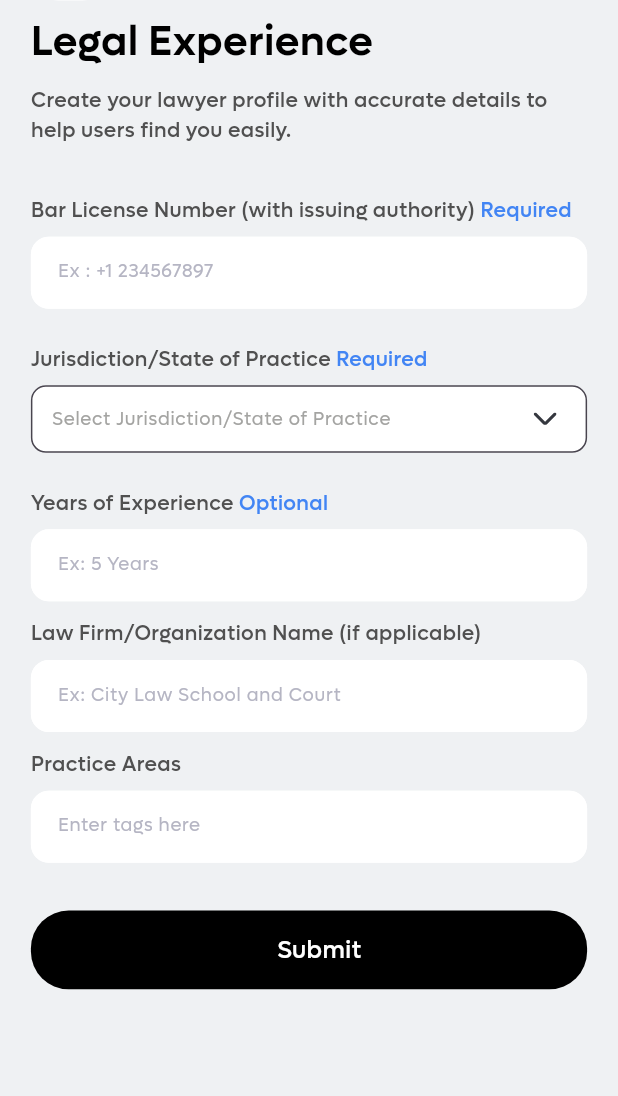
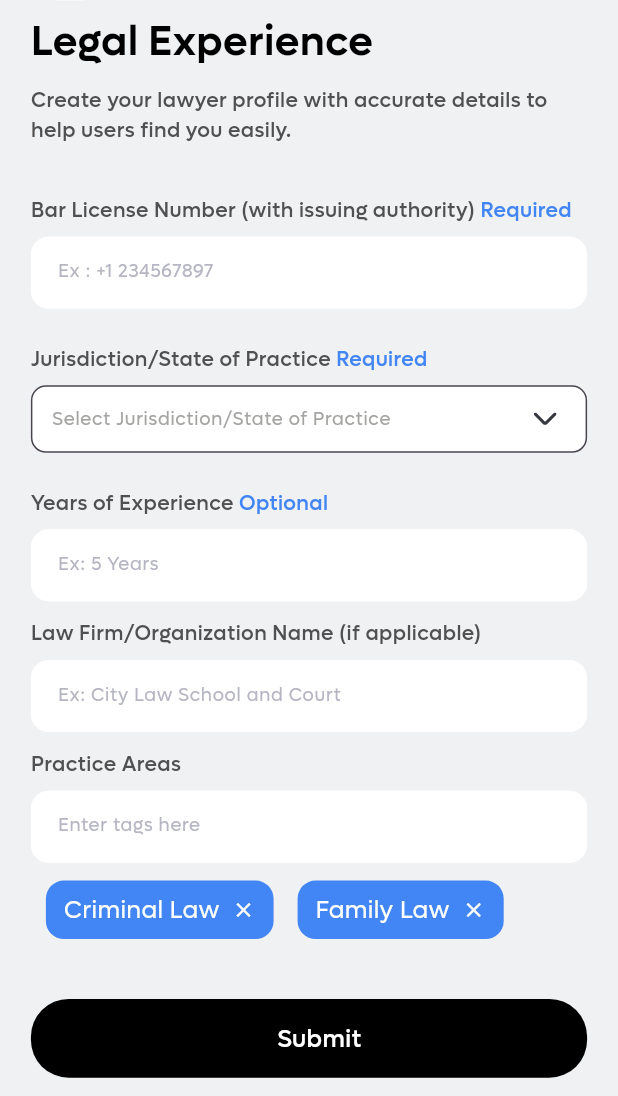
Before and after one commit to ibrahimsm83/casekarao, a Flutter app: the LegalExperienceScreen screen opened by its route, on a phone screen of 412 x 824 dp, the part 140-1236 px from its top. Run offline on Flutter 3.47's test engine with Material 3 defaults, Android fonts, the phone set to English and light mode, and no system bars; our stand-ins replace another_flushbar, flutter_rating, flutter_screenutil, flutter_svg, get, pin_code_fields and 1 more.

Commit message:
Legal Experience issues fixed

```diff
--- a/lib/presentation/legal_experience_screen/legal_experience_screen.dart
+++ b/lib/presentation/legal_experience_screen/legal_experience_screen.dart
@@ -24,6 +24,9 @@ class _LegalExperienceScreenState extends State<LegalExperienceScreen> {
   final _yearsOfExpController = TextEditingController();
   final _organizationController = TextEditingController();
   String? selectedType;
+
+  // List to store practice areas with default values
+  List<String> practiceAreas = ["Criminal Law", "Family Law"];
   @override
   Widget build(BuildContext context) {
     return Scaffold(
@@ -33,7 +36,7 @@ class _LegalExperienceScreenState extends State<LegalExperienceScreen> {
           key: _formKey,
           child: Padding(
             padding: EdgeInsets.symmetric(
-              horizontal: AppSize.sizeWidth(context!) * 0.05,
+              horizontal: AppSize.sizeWidth(context) * 0.05,
             ),
             child: Column(
               crossAxisAlignment: CrossAxisAlignment.start,
@@ -72,7 +75,10 @@ class _LegalExperienceScreenState extends State<LegalExperienceScreen> {
                   ),
                 ),
                 SizedBox(height: AppSize.s8.h),
-                heading(AppStrings.barLicenseNumberWithIssuingAuthority,AppStrings.required),
+                heading(
+                  AppStrings.barLicenseNumberWithIssuingAuthority,
+                  AppStrings.required,
+                ),
                 CustomTextFormField(
                   hintText: AppStrings.phoneNumberHintText,
                   controller: _barLicenseNumberController,
@@ -86,9 +92,12 @@ class _LegalExperienceScreenState extends State<LegalExperienceScreen> {
                     return null;
                   },
                 ),
-                heading(AppStrings.jurisdictionStateOfPractice,AppStrings.required),
+                heading(
+                  AppStrings.jurisdictionStateOfPractice,
+                  AppStrings.required,
+                ),
                 jurisdiction(),
-                heading(AppStrings.yearsOfExperience,AppStrings.optional),
+                heading(AppStrings.yearsOfExperience, AppStrings.optional),
                 CustomTextFormField(
                   hintText: AppStrings.ex5Years,
                   controller: _yearsOfExpController,
@@ -150,24 +159,44 @@ class _LegalExperienceScreenState extends State<LegalExperienceScreen> {
                   fillColor: ColorManager.kWhiteColor,
                   focusNode: node4,
                   horizontalMergin: 0.0,
-                  validator: (String? val) {
-                    if (val == null || val.isEmpty) {
-                      return "Enter Practise Area";
+                  onSubmitted: (value) {
+                    final text = value.trim();
+                    if (text.isNotEmpty && !practiceAreas.contains(text)) {
+                      setState(() {
+                        practiceAreas.add(text);
+                        _organizationController.clear();
+                      });
                     }
-                    return null;
                   },
                 ),
 
+                SizedBox(height: 10.h),
+
+                // Display practice area chips
+                Padding(
+                  padding: const EdgeInsets.symmetric(horizontal: 10.0),
+                  child: Wrap(
+                    spacing: 8.0,
+                    runSpacing: 8.0,
+                    children:
+                        practiceAreas.map((area) => buildChip(area)).toList(),
+                  ),
+                ),
+
                 SizedBox(height: AppSize.s20.h),
-                button(text: AppStrings.submit, onTap: () {
+                button(
+                  text: AppStrings.submit,
+                  onTap: () {
+                    bool isValid = _formKey.currentState!.validate();
 
-                  if (!_formKey.currentState!.validate()) {
+                    if (isValid) {
                       Navigator.pushNamed(
                         context,
                         CustomRouteNames.kEducationAndCertificationScreenRoute,
                       );
                     }
-                }),
+                  },
+                ),
 
                 SizedBox(height: 5.h),
               ],
@@ -199,13 +228,10 @@ class _LegalExperienceScreenState extends State<LegalExperienceScreen> {
       onTap: onTap,
     );
   }
-Widget heading(String text1,String text2){
-    return
-      Padding(
-        padding: EdgeInsets.only(
-          top: AppSize.s20.h,
-          bottom: AppSize.s6.h,
-        ),
+
+  Widget heading(String text1, String text2) {
+    return Padding(
+      padding: EdgeInsets.only(top: AppSize.s20.h, bottom: AppSize.s6.h),
       child: Row(
         children: [
           Text(
@@ -226,6 +252,7 @@ Widget heading(String text1,String text2){
       ),
     );
   }
+
   Widget jurisdiction() {
     return Padding(
       padding: const EdgeInsets.symmetric(horizontal: 0.0),
@@ -245,9 +272,7 @@ Widget heading(String text1,String text2){
             contentPadding: EdgeInsets.only(left: 10.0),
             border: OutlineInputBorder(
               borderRadius: BorderRadius.circular(10.0),
-              borderSide: BorderSide(
-                color: ColorManager.secondary,
-              ),
+              borderSide: BorderSide(color: ColorManager.secondary),
             ),
             labelText: AppStrings.selectJurisdiction,
             labelStyle: getRegularStyle(color: ColorManager.kHintTextColor),
@@ -257,14 +282,57 @@ Widget heading(String text1,String text2){
               selectedType = newValue;
             });
           },
-          items: [AppStrings.jurisdictionStateOfPractice1, AppStrings.selectJurisdiction1, AppStrings.selectJurisdiction2,].map((String lang) {
-            return DropdownMenuItem<String>(
-              value: lang,
-              child: Text(lang),
-            );
+          items:
+              [
+                AppStrings.jurisdictionStateOfPractice1,
+                AppStrings.selectJurisdiction1,
+                AppStrings.selectJurisdiction2,
+              ].map((String lang) {
+                return DropdownMenuItem<String>(value: lang, child: Text(lang));
               }).toList(),
         ),
       ),
     );
   }
+
+  // Build a chip widget with a cross/delete icon
+  Widget buildChip(String label) {
+    return Padding(
+      padding: const EdgeInsets.only(right: 8.0, bottom: 8.0),
+      child: Container(
+        decoration: BoxDecoration(
+          color: ColorManager.secondary,
+          borderRadius: BorderRadius.circular(12.0),
+        ),
+        child: Padding(
+          padding: const EdgeInsets.symmetric(horizontal: 12.0, vertical: 8.0),
+          child: Row(
+            mainAxisSize: MainAxisSize.min,
+            children: [
+              Text(
+                label,
+                style: getRegularStyle(
+                  color: ColorManager.kWhiteColor,
+                  fontSize: ScreenUtil().setSp(AppSize.s14),
+                ),
+              ),
+              const SizedBox(width: 8.0),
+              InkWell(
+                onTap: () {
+                  setState(() {
+                    practiceAreas.removeWhere((area) => area == label);
+                  });
+                },
+                child: Icon(
+                  Icons.close,
+                  size: 16.0,
+                  color: ColorManager.kWhiteColor,
+                ),
+              ),
+            ],
+          ),
+        ),
+      ),
+    );
   }
+}
--- a/lib/widgets/custom_text_form_field.dart
+++ b/lib/widgets/custom_text_form_field.dart
@@ -16,6 +16,7 @@ class CustomTextFormField extends StatefulWidget {
   FocusNode? focusNode;
   TextAlign textAlign;
   void Function(String)? onChanged;
+  void Function(String)? onSubmitted;
   void Function()? onTextFiledTap;
   String? Function(String?)? validator;
 
@@ -29,6 +30,7 @@ class CustomTextFormField extends StatefulWidget {
     this.keyboardType,
     this.focusNode,
     this.onChanged,
+    this.onSubmitted,
     this.maxLines = 1,
     this.suffixIcon,
     this.horizontalMergin = 0.05,
@@ -67,7 +69,8 @@ class _CustomTextFormFieldState extends State<CustomTextFormField> {
         controller: widget.controller,
         maxLines: widget.maxLines,
         onChanged: widget.onChanged,
-        style: getRegularStyle(color: ColorManager.primary,),
+        onFieldSubmitted: widget.onSubmitted,
+        style: getRegularStyle(color: ColorManager.primary),
         decoration: InputDecoration(
           filled: true,
           errorMaxLines: 2,
```
Lines whose indentation alone changed are shown as unchanged.
